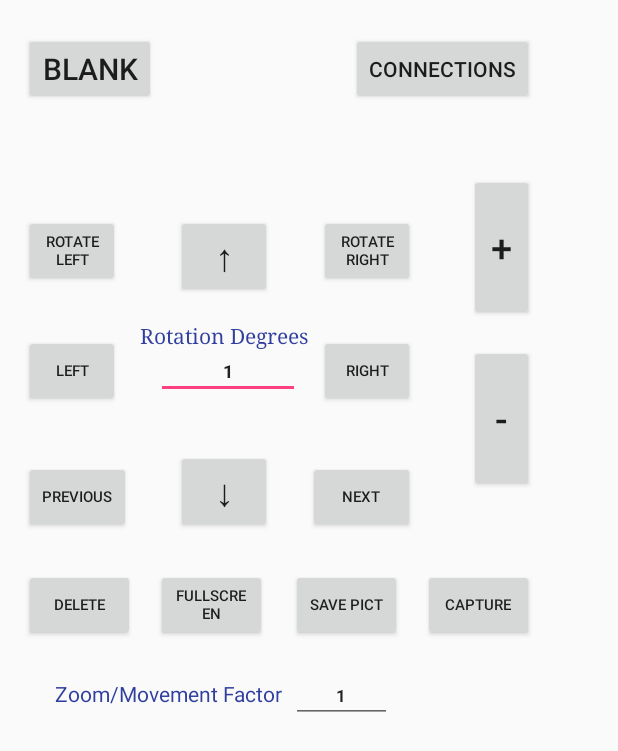
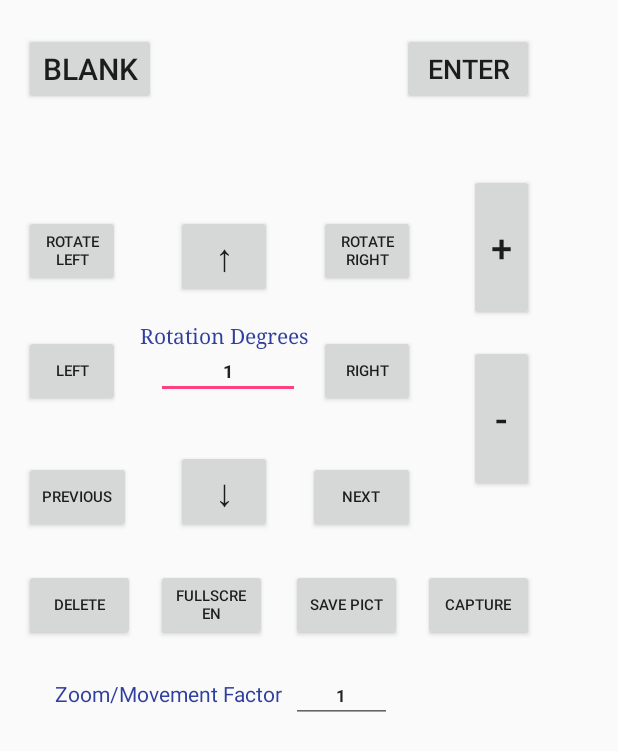
Before and after one commit to paultarce/WorkL, an Android app: the screen it shows after launch (MainActivity), on a phone screen of 412 x 824 dp. Shown: the top 751 px of the screen. Run offline under Robolectric (Android 15) with nearby library versions, the phone set to English and light mode, and no system bars.

Commit message:
16.06 Smtp

```diff
--- a/RemoteControl/app/src/main/java/com/example/paul/remotecontrol/MainActivity.java
+++ b/RemoteControl/app/src/main/java/com/example/paul/remotecontrol/MainActivity.java
@@ -23,7 +23,7 @@ public class MainActivity extends Activity {
     private static final String TAG = "bluetooth1";
 
     Button btnOn, btnOff,btnZoomIn,btnZoomOut,btnEsc,btnRotateLeft,btnRotateRight,btnMoveUp,btnMoveDown,btnMoveRight,btnMoveLeft;
-    Button btnPrevious,btnNext,btnDelete,btnFullScreen,btnSave,btnCapture;
+    Button btnPrevious,btnNext,btnDelete,btnFullScreen,btnSave,btnCapture, btnOk;
     EditText txtGrades, txtFactor;
 
     private BluetoothAdapter btAdapter = null;
@@ -53,8 +53,10 @@ public class MainActivity extends Activity {
         btnNext = (Button) findViewById(R.id.btnNext);
         btnPrevious = (Button) findViewById(R.id.btnPrevious);
         btnEsc = (Button) findViewById(R.id.btnEsc);
+        btnOk = (Button) findViewById(R.id.btnConnections);
         txtGrades = (EditText) findViewById(R.id.txtGrades);
         txtFactor = (EditText) findViewById(R.id.txtFactor);
+
 
     }
 
@@ -181,6 +183,13 @@ public class MainActivity extends Activity {
             }
         });
 
+        btnOk.setOnClickListener(new OnClickListener() {
+            @Override
+            public void onClick(View v) {
+                sendData("ok\n");
+                Toast.makeText(getBaseContext(), "Ok", Toast.LENGTH_LONG).show();
+            }
+        });
 
 
     }
--- a/RemoteControl/app/src/main/res/layout/activity_main.xml
+++ b/RemoteControl/app/src/main/res/layout/activity_main.xml
@@ -165,7 +165,8 @@
             android:layout_height="wrap_content"
             android:layout_alignEnd="@+id/btnZoomIn"
             android:layout_alignTop="@+id/btnEsc"
-            android:text="Connections" />
+            android:text="ENTER"
+            android:textSize="18sp" />
 
         <EditText
             android:id="@+id/txtGrades"
```
Also changed, not shown: 5 other files.
